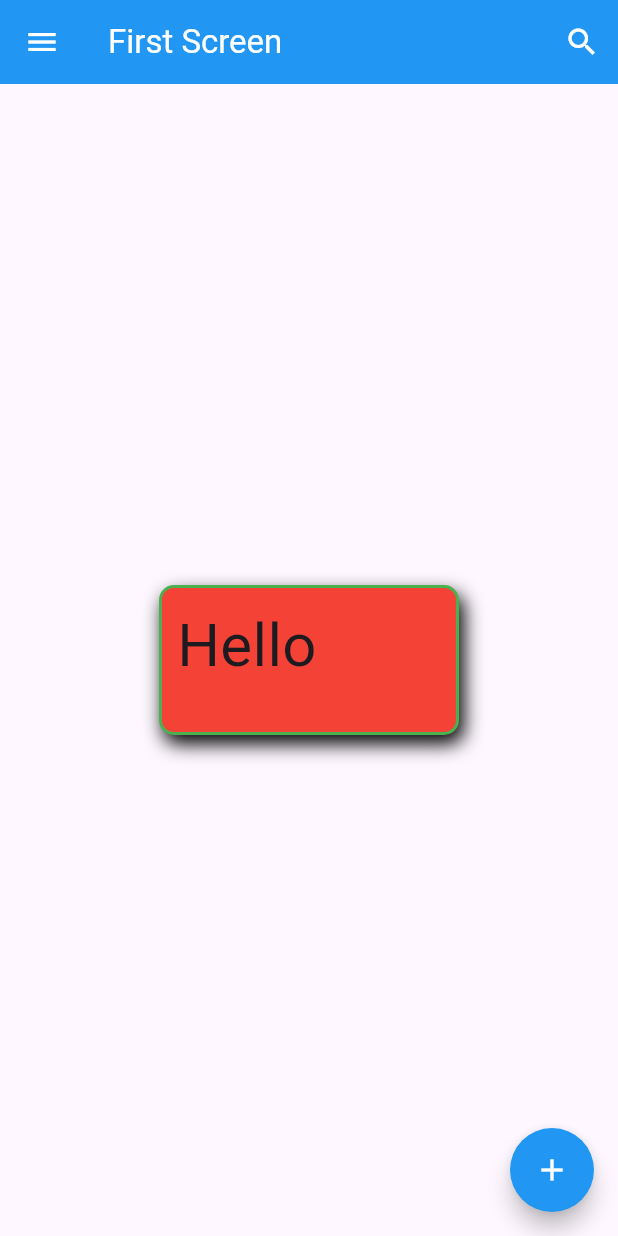
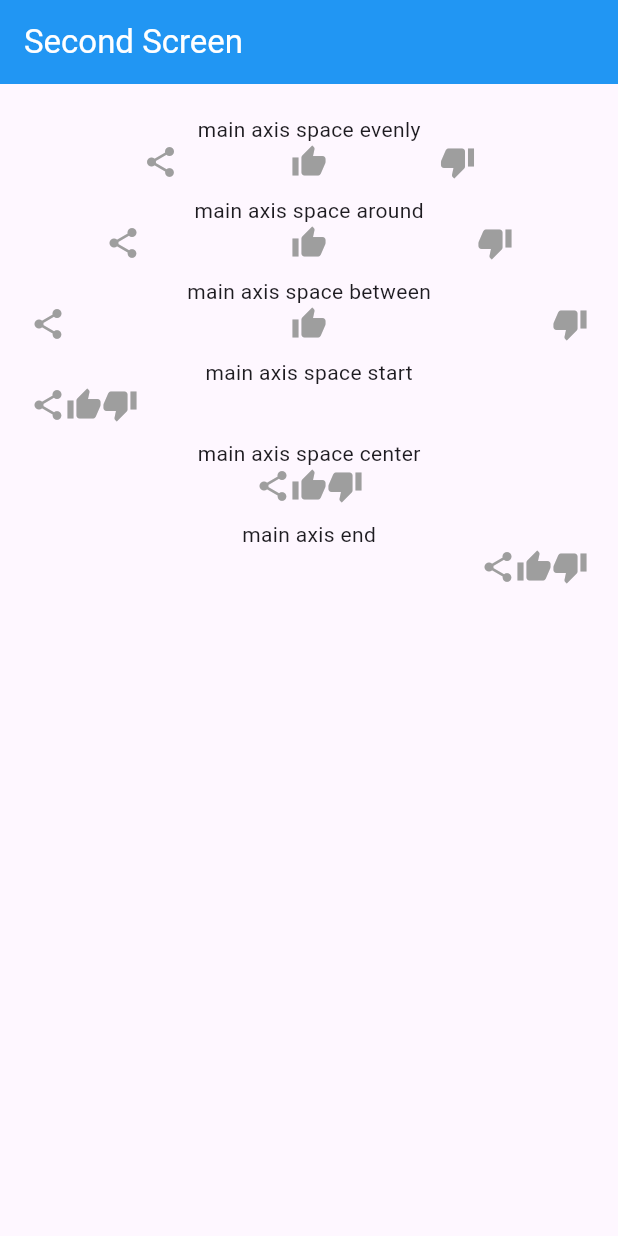
Before and after one commit to Garongan/belajar-flutter, a Flutter app: the screen it shows after launch, on a phone screen of 412 x 824 dp. Run offline on Flutter 3.47's test engine with Material 3 defaults, Android fonts, the phone set to English and light mode, and no system bars.

Commit message:
feat: learn about widget row and column

```diff
--- a/lib/main.dart
+++ b/lib/main.dart
@@ -1,5 +1,5 @@
 import 'package:flutter/material.dart';
-import 'package:hello_world/screen/first_screen.dart';
+import 'package:hello_world/screen/second_screen.dart';
 
 void main() {
   runApp(const MyApp());
@@ -24,7 +24,8 @@ class MyApp extends StatelessWidget {
       //     // child: Headings(text: 'Hello World'),
       //     child: MakeTextBigger(text: 'Hello World'),
       //   ),
-      home: const FirstScreen(),
+      // home: const FirstScreen(), // first screen
+      home: const SecondScreen(),
       // using widget padding
       // home: const Padding(
       //   padding: EdgeInsets.all(30),
--- /dev/null
+++ b/lib/screen/second_screen.dart
@@ -0,0 +1,150 @@
+import 'package:flutter/material.dart';
+
+class SecondScreen extends StatelessWidget {
+  const SecondScreen({super.key});
+
+  @override
+  Widget build(BuildContext context) {
+    return Scaffold(
+      appBar: AppBar(
+        title: const Text(
+          'Second Screen',
+          style: TextStyle(color: Colors.white),
+        ),
+        backgroundColor: Colors.blue,
+      ),
+      body: Container(
+          padding: const EdgeInsets.all(20),
+          child: const Column(
+            children: [
+              Text('main axis space evenly'),
+              Row(
+                mainAxisAlignment: MainAxisAlignment.spaceEvenly,
+                children: [
+                  Icon(
+                    Icons.share,
+                    color: Colors.grey,
+                  ),
+                  Icon(
+                    Icons.thumb_up,
+                    color: Colors.grey,
+                  ),
+                  Icon(
+                    Icons.thumb_down,
+                    color: Colors.grey,
+                  ),
+                ],
+              ),
+              SizedBox(
+                height: 10,
+              ),
+              Text('main axis space around'),
+              Row(
+                mainAxisAlignment: MainAxisAlignment.spaceAround,
+                children: [
+                  Icon(
+                    Icons.share,
+                    color: Colors.grey,
+                  ),
+                  Icon(
+                    Icons.thumb_up,
+                    color: Colors.grey,
+                  ),
+                  Icon(
+                    Icons.thumb_down,
+                    color: Colors.grey,
+                  ),
+                ],
+              ),
+              SizedBox(
+                height: 10,
+              ),
+              Text('main axis space between'),
+              Row(
+                mainAxisAlignment: MainAxisAlignment.spaceBetween,
+                children: [
+                  Icon(
+                    Icons.share,
+                    color: Colors.grey,
+                  ),
+                  Icon(
+                    Icons.thumb_up,
+                    color: Colors.grey,
+                  ),
+                  Icon(
+                    Icons.thumb_down,
+                    color: Colors.grey,
+                  ),
+                ],
+              ),
+              SizedBox(
+                height: 10,
+              ),
+              Text('main axis space start'),
+              Row(
+                mainAxisAlignment: MainAxisAlignment.start,
+                children: [
+                  Icon(
+                    Icons.share,
+                    color: Colors.grey,
+                  ),
+                  Icon(
+                    Icons.thumb_up,
+                    color: Colors.grey,
+                  ),
+                  Icon(
+                    Icons.thumb_down,
+                    color: Colors.grey,
+                  ),
+                ],
+              ),
+              SizedBox(
+                height: 10,
+              ),
+              Text('main axis space center'),
+              Row(
+                mainAxisAlignment: MainAxisAlignment.center,
+                children: [
+                  Icon(
+                    Icons.share,
+                    color: Colors.grey,
+                  ),
+                  Icon(
+                    Icons.thumb_up,
+                    color: Colors.grey,
+                  ),
+                  Icon(
+                    Icons.thumb_down,
+                    color: Colors.grey,
+                  ),
+                ],
+              ),
+              SizedBox(
+                height: 10,
+              ),
+              Text('main axis end'),
+              Row(
+                mainAxisAlignment: MainAxisAlignment.end,
+                children: [
+                  Icon(
+                    Icons.share,
+                    color: Colors.grey,
+                  ),
+                  Icon(
+                    Icons.thumb_up,
+                    color: Colors.grey,
+                  ),
+                  Icon(
+                    Icons.thumb_down,
+                    color: Colors.grey,
+                  ),
+                ],
+              ),
+              SizedBox(
+                height: 10,
+              ),
+            ],
+          )),
+    );
+  }
+}
```
